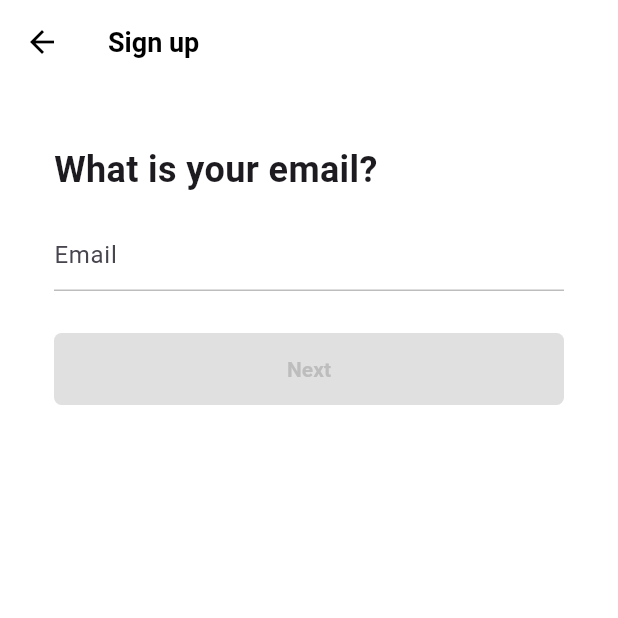
After one commit to jon890/tiktok_clone, a Flutter app: the EmailScreen screen opened directly, on a phone screen of 412 x 824 dp, the top half of it. The commit adds this screen. Run offline on Flutter 3.47's test engine with Material 2 defaults, Android fonts, the phone set to English and light mode, and no system bars; our stand-ins replace font_awesome_flutter.

Commit message:
:lipstick: Email Screen

```diff
--- /dev/null
+++ b/lib/features/authentication/email_screen.dart
@@ -0,0 +1,103 @@
+import 'package:flutter/material.dart';
+import 'package:tiktok_clone/constants/gaps.dart';
+import 'package:tiktok_clone/features/authentication/password_screen.dart';
+import 'package:tiktok_clone/features/authentication/widgets/form_button.dart';
+
+import '../../constants/sizes.dart';
+
+class EmailScreen extends StatefulWidget {
+  const EmailScreen({super.key});
+
+  @override
+  State<EmailScreen> createState() => _EmailScreenState();
+}
+
+class _EmailScreenState extends State<EmailScreen> {
+  final TextEditingController _emailController = TextEditingController();
+  final _regExp = RegExp(
+      r"^[a-zA-Z0-9.a-zA-Z0-9.!#$%&'*+-/=?^_`{|}~]+@[a-zA-Z0-9]+\.[a-zA-Z]+");
+
+  String _email = "";
+
+  @override
+  void initState() {
+    super.initState();
+
+    _emailController.addListener(() {
+      setState(() {
+        _email = _emailController.text;
+      });
+    });
+  }
+
+  @override
+  void dispose() {
+    _emailController.dispose();
+
+    // 마지막에 super.dispose()를 해라
+    super.dispose();
+  }
+
+  String? _isEmailValid() {
+    if (_email.isEmpty) return null;
+
+    if (!_regExp.hasMatch(_email)) {
+      return "Email Not valid";
+    }
+
+    return null;
+  }
+
+  void _onScaffoldTap() {
+    FocusScope.of(context).unfocus();
+  }
+
+  void _onSubmit() {
+    if (_email.isEmpty || _isEmailValid() != null) return;
+
+    Navigator.of(context)
+        .push(MaterialPageRoute(builder: (context) => const PasswordScreen()));
+  }
+
+  @override
+  Widget build(BuildContext context) {
+    return GestureDetector(
+      onTap: _onScaffoldTap,
+      child: Scaffold(
+        appBar: AppBar(
+          title: const Text("Sign up"),
+        ),
+        body: Padding(
+          padding: const EdgeInsets.symmetric(horizontal: Sizes.size36),
+          child:
+              Column(crossAxisAlignment: CrossAxisAlignment.start, children: [
+            Gaps.v40,
+            const Text("What is your email?",
+                style: TextStyle(
+                    fontSize: Sizes.size24, fontWeight: FontWeight.w700)),
+            Gaps.v16,
+            TextField(
+              onEditingComplete: _onSubmit,
+              keyboardType: TextInputType.emailAddress,
+              // autocorrect: false,
+              controller: _emailController,
+              cursorColor: Theme.of(context).primaryColor,
+              decoration: InputDecoration(
+                  hintText: "Email",
+                  errorText: _isEmailValid(),
+                  enabledBorder: UnderlineInputBorder(
+                      borderSide: BorderSide(color: Colors.grey.shade400)),
+                  focusedBorder: UnderlineInputBorder(
+                      borderSide: BorderSide(color: Colors.grey.shade400))),
+            ),
+            Gaps.v28,
+            GestureDetector(
+                onTap: _onSubmit,
+                child: FormButton(
+                    disabled: _email.isEmpty || _isEmailValid() != null))
+          ]),
+        ),
+      ),
+    );
+  }
+}
```
Also changed, not shown: lib/features/authentication/password_screen.dart (added, +10 -0 lines), lib/features/authentication/username_screen.dart (+10 -1 lines).
